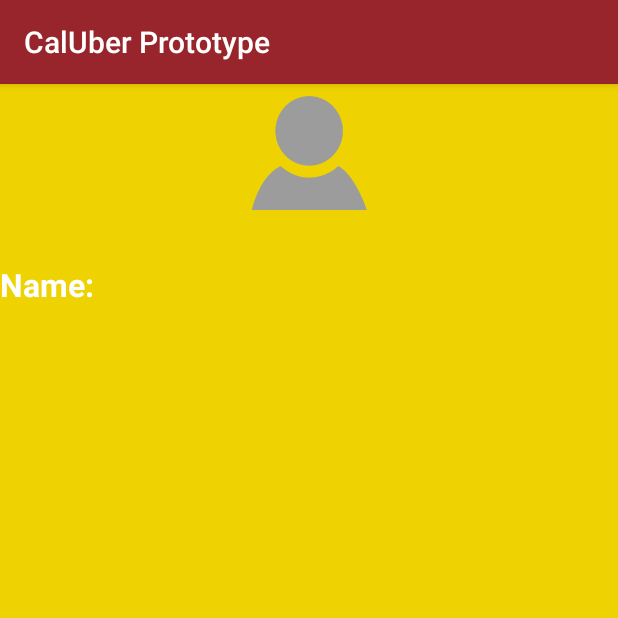
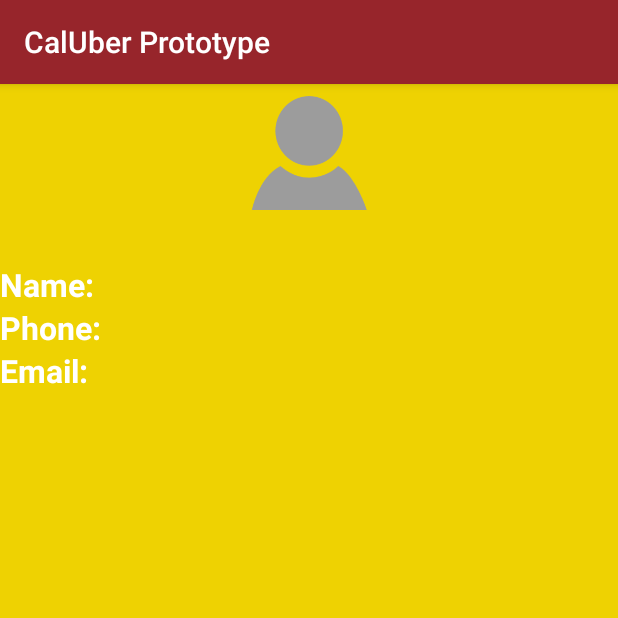
Before and after one commit to Calvin-CS262/CS-262, an Android app: the UserProfile screen opened directly, with no data from a screen before it, on a phone screen of 412 x 824 dp, the top half of it. Run offline under Robolectric (Android 15) with nearby library versions, the phone set to English and light mode, and no system bars.

Commit message:
Finished user profile

```diff
--- a/CalUberPrototype/app/src/main/res/layout/activity_user_profile.xml
+++ b/CalUberPrototype/app/src/main/res/layout/activity_user_profile.xml
@@ -25,6 +25,7 @@
                 android:src="@drawable/avatar"
                 />
             <TextView
+                android:id = "@+id/name"
                 android:layout_gravity="left"
                 android:layout_width="wrap_content"
                 android:layout_height="wrap_content"
@@ -33,6 +34,36 @@
                 android:textStyle="bold"
                 android:textSize= "21sp"
                 android:typeface="sans"/>
+
+            <TextView
+                android:id = "@+id/phone"
+                android:layout_gravity="left"
+                android:layout_width="wrap_content"
+                android:layout_height="wrap_content"
+                android:text= "Phone: "
+                android:textColor="#fff"
+                android:textStyle="bold"
+                android:textSize= "21sp"
+                android:typeface="sans"/>
+
+            <TextView
+                android:id = "@+id/email"
+                android:layout_gravity="left"
+                android:layout_width="wrap_content"
+                android:layout_height="wrap_content"
+                android:text= "Email: "
+                android:textColor="#fff"
+                android:textStyle="bold"
+                android:textSize= "21sp"
+                android:typeface="sans"/>
+
+
+
+
+
+
+
+
         </LinearLayout>
     </RelativeLayout>
 
```
